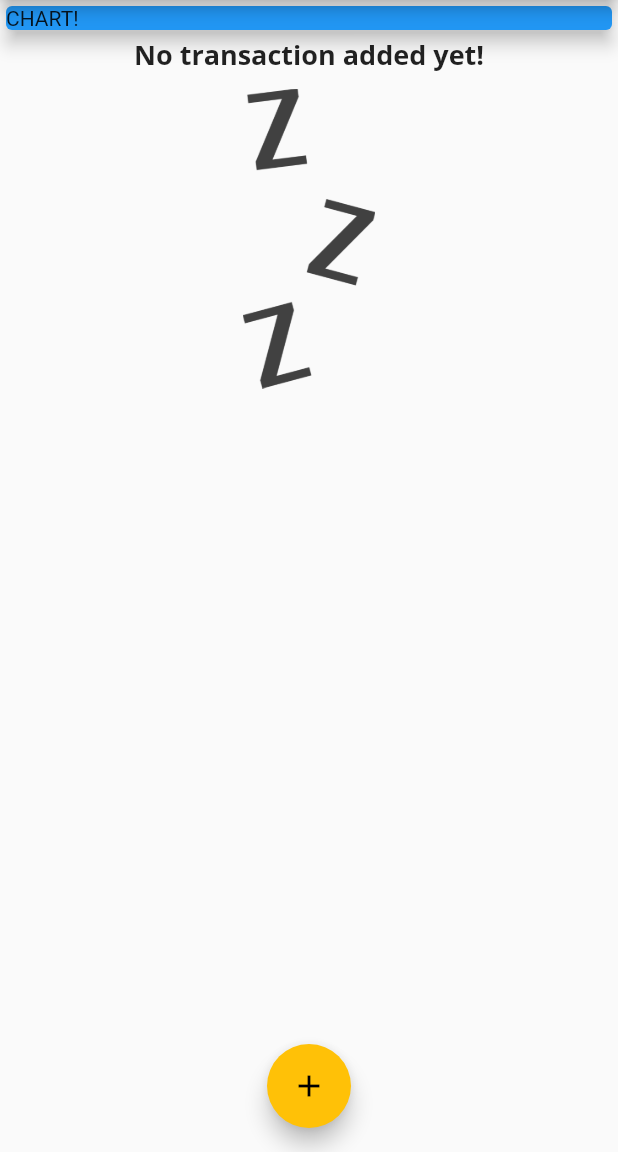
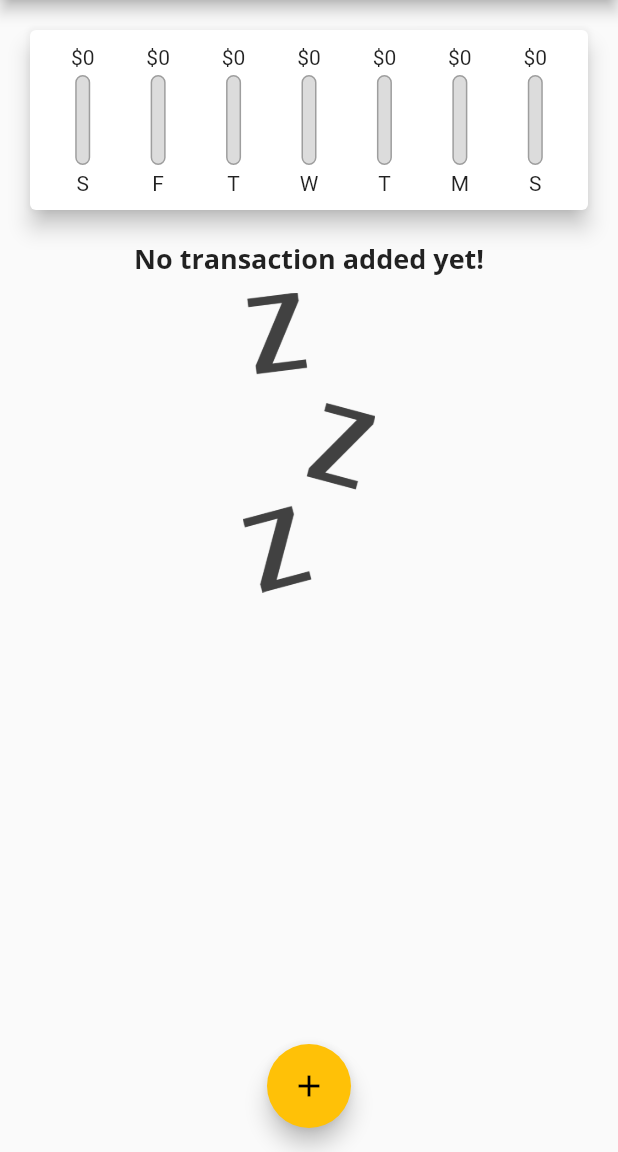
Before and after one commit to socheathorl/com_flutter_guide, a Flutter app: the screen it shows after launch, on a phone screen of 412 x 824 dp, the part 84-1236 px from its top. Run offline on Flutter 3.47's test engine with Material 2 defaults, Android fonts, the phone set to English and light mode, and no system bars.

```diff
--- a/lib/main.dart
+++ b/lib/main.dart
@@ -2,6 +2,7 @@ import 'package:flutter/material.dart';
 
 import './widgets/new_transaction.dart';
 import './widgets/transaction_list.dart';
+import './widgets/chart.dart';
 import './models/transaction.dart';
 
 void main() => runApp(MyApp());
@@ -60,6 +61,16 @@ class _MyHomePageState extends State<MyHomePage> {
     // ),
   ];
 
+  List<Transaction> get _recentTransactions {
+    return _userTransactions.where((tx) {
+      return tx.date.isAfter(
+        DateTime.now().subtract(
+          Duration(days: 7),
+        ),
+      );
+    }).toList();
+  }
+
   void _addNewTransaction(String txTitle, double txAmount) {
     final newTx = Transaction(
       title: txTitle,
@@ -103,14 +114,7 @@ class _MyHomePageState extends State<MyHomePage> {
           // mainAxisAlignment: MainAxisAlignment.start,
           crossAxisAlignment: CrossAxisAlignment.stretch,
           children: <Widget>[
-            Container(
-              width: double.infinity,
-              child: Card(
-                color: Colors.blue,
-                child: Text('CHART!'),
-                elevation: 5,
-              ),
-            ),
+            Chart(_recentTransactions),
             TransactionList(_userTransactions),
           ],
         ),
--- /dev/null
+++ b/lib/widgets/chart.dart
@@ -0,0 +1,60 @@
+import 'package:flutter/material.dart';
+import 'package:intl/intl.dart';
+
+import './chart_bar.dart';
+import '../models/transaction.dart';
+
+class Chart extends StatelessWidget {
+  final List<Transaction> recentTransactions;
+
+  Chart(this.recentTransactions);
+
+  List<Map<String, Object>> get groupedTransactionValues {
+    return List.generate(7, (index) {
+      final weekday = DateTime.now().subtract(
+        Duration(days: index),
+      );
+      var totalSum = 0.0;
+      for (var i = 0; i < recentTransactions.length; i++) {
+        if (recentTransactions[i].date.day == weekday.day && recentTransactions[i].date.month == weekday.month && recentTransactions[i].date.year == weekday.year) {
+          totalSum += recentTransactions[i].amount;
+        }
+      }
+
+      return {
+        'day': DateFormat.E().format(weekday).substring(0, 1),
+        'amount': totalSum,
+      };
+    });
+  }
+
+  double get totalSpending {
+    return groupedTransactionValues.fold(0.0, (sum, item) {
+      return sum + (item['amount'] as double);
+    });
+  }
+
+  @override
+  Widget build(BuildContext context) {
+    return Card(
+      elevation: 6,
+      margin: EdgeInsets.all(20),
+      child: Padding(
+        padding: EdgeInsets.all(10),
+        child: Row(
+          mainAxisAlignment: MainAxisAlignment.spaceAround,
+          children: groupedTransactionValues.map((data) {
+            return Flexible(
+              fit: FlexFit.tight,
+              child: ChartBar(
+                (data['day'] as String),
+                (data['amount'] as double),
+                totalSpending == 0.0 ? 0.0 : (data['amount'] as double) / totalSpending,
+              ),
+            );
+          }).toList(),
+        ),
+      ),
+    );
+  }
+}
--- /dev/null
+++ b/lib/widgets/chart_bar.dart
@@ -0,0 +1,54 @@
+import 'package:flutter/material.dart';
+
+class ChartBar extends StatelessWidget {
+  final String label;
+  final double spendingAmount;
+  final double spendingPctTotal;
+
+  ChartBar(this.label, this.spendingAmount, this.spendingPctTotal);
+
+  @override
+  Widget build(BuildContext context) {
+    return Column(
+      children: <Widget>[
+        FittedBox(
+          child: Text('\$${spendingAmount.toStringAsFixed(0)}'),
+        ),
+        SizedBox(
+          height: 4,
+        ),
+        Container(
+          height: 60,
+          width: 10,
+          child: Stack(
+            children: <Widget>[
+              Container(
+                decoration: BoxDecoration(
+                  border: Border.all(
+                    color: Colors.grey,
+                    width: 1.0,
+                  ),
+                  color: Color.fromRGBO(220, 220, 220, 1),
+                  borderRadius: BorderRadius.circular(10),
+                ),
+              ),
+              FractionallySizedBox(
+                heightFactor: spendingPctTotal,
+                child: Container(
+                  decoration: BoxDecoration(
+                    color: Theme.of(context).primaryColor,
+                    borderRadius: BorderRadius.circular(10),
+                  ),
+                ),
+              ),
+            ],
+          ),
+        ),
+        SizedBox(
+          height: 4,
+        ),
+        Text(label),
+      ],
+    );
+  }
+}
```
Also changed, not shown: 1 other file.
